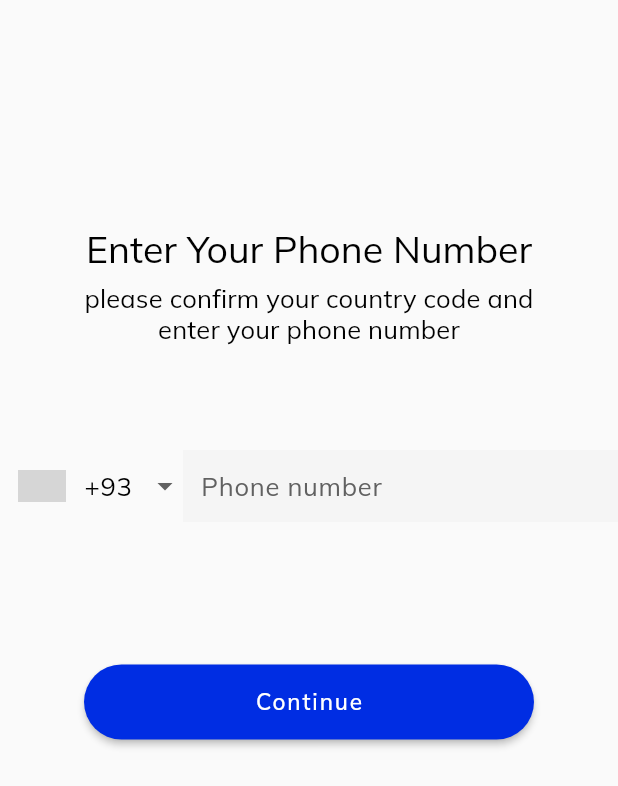
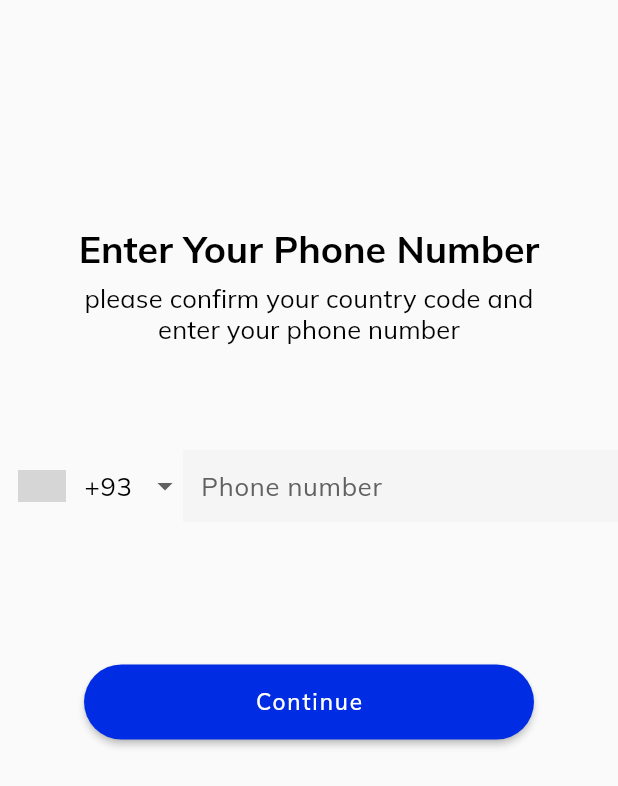
Before and after one commit to Yassin-H-Rassul/game-messenger-app, a Flutter app: the verification_light1 screen opened directly, on a phone screen of 412 x 824 dp. Shown: the top 786 px of the screen. Run offline on Flutter 3.47's test engine with Material 2 defaults, Android fonts, the phone set to English and light mode, and no system bars; drawn by our look-alikes of intl_phone_number_input; our stand-ins replace google_fonts; grey boxes are pictures that could not be loaded.

Commit message:
i had created my page

```diff
--- a/game_messenger_app/lib/constants.dart
+++ b/game_messenger_app/lib/constants.dart
@@ -4,7 +4,6 @@ import 'package:flutter/material.dart';
 import 'package:google_fonts/google_fonts.dart';
 
 ThemeData darkTheme = ThemeData.dark().copyWith(
-
     elevatedButtonTheme: ElevatedButtonThemeData(
         style: ElevatedButton.styleFrom(
             primary: Color(0xff002DE3), shape: StadiumBorder())),
@@ -30,7 +29,7 @@ ThemeData darkTheme = ThemeData.dark().copyWith(
       ),
       headline5: GoogleFonts.mulish(
         fontSize: 25,
-        fontWeight: FontWeight.w400,
+        fontWeight: FontWeight.w600,
       ),
       headline6: GoogleFonts.mulish(
         fontSize: 21,
@@ -104,7 +103,7 @@ ThemeData lightTheme = ThemeData.light().copyWith(
           letterSpacing: 0.25,
           color: Colors.black),
       headline5: GoogleFonts.mulish(
-          fontSize: 25, fontWeight: FontWeight.w400, color: Colors.black),
+          fontSize: 25, fontWeight: FontWeight.w700, color: Colors.black),
       headline6: GoogleFonts.mulish(
           fontSize: 21,
           fontWeight: FontWeight.w500,
--- a/game_messenger_app/lib/main.dart
+++ b/game_messenger_app/lib/main.dart
@@ -2,6 +2,7 @@
 
 import 'package:flutter/material.dart';
 import 'package:game_messenger_app/constants.dart';
+import 'package:game_messenger_app/screens/verification_light1.dart';
 import 'package:game_messenger_app/screens/walk_through.dart';
 
 void main() {
@@ -24,6 +25,7 @@ class Main extends StatelessWidget {
         initialRoute: '/',
         routes: {
           '/': (context) => Walkthrough(),
+          'verification1':(context)=>verification_light1(),
         },
 
         theme: isDark ? darkTheme : lightTheme
--- a/game_messenger_app/pubspec.yaml
+++ b/game_messenger_app/pubspec.yaml
@@ -29,6 +29,7 @@ environment:
 dependencies:
   flutter:
     sdk: flutter
+  intl_phone_number_input: ^0.7.0+2
 
 
   # The following adds the Cupertino Icons font to your application.
```
Also changed, not shown: game_messenger_app/lib/screens/walk_through.dart (+1 -6 lines), game_messenger_app/pubspec.lock.
